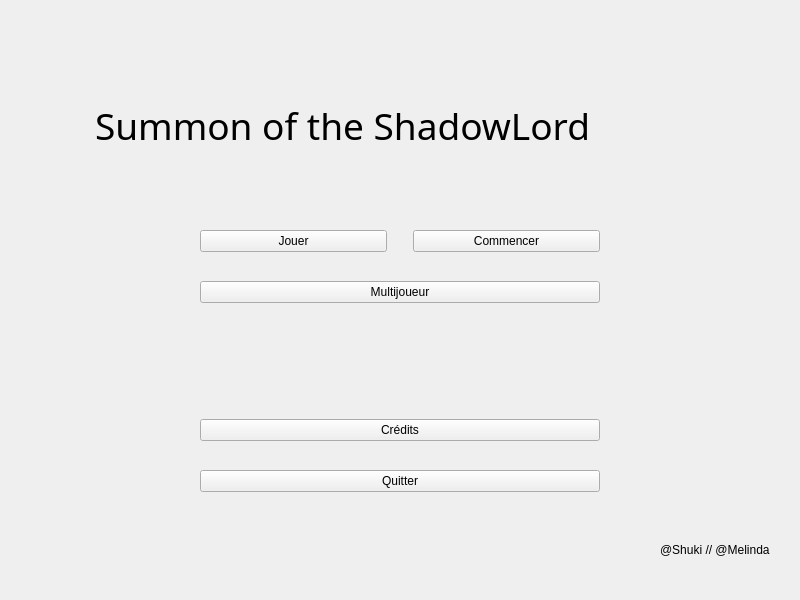
This is Data/ui_LauncherScreen.ui in Shuki-Bouh/Summon-of-the-Shadowlord as Qt 5 draws it before an edit. The edited form follows.
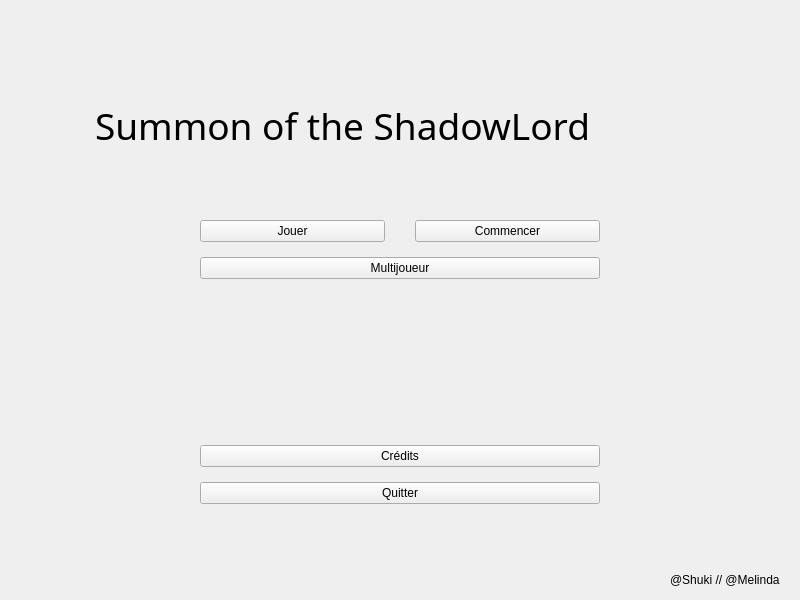
This is the edited form.

Commit message: @David/aka/melinda

Diff of the .ui file:
```diff
--- a/Data/ui_LauncherScreen.ui
+++ b/Data/ui_LauncherScreen.ui
@@ -44,9 +44,9 @@
       <height>284</height>
      </rect>
     </property>
-    <layout class="QVBoxLayout" name="verticalLayout_2">
+    <layout class="QVBoxLayout" name="verticalLayout_2" stretch="10,1,10,50,10,1,10">
      <item>
-      <layout class="QHBoxLayout" name="horizontalLayout">
+      <layout class="QHBoxLayout" name="horizontalLayout" stretch="10,1,10">
        <property name="topMargin">
         <number>0</number>
        </property>
@@ -58,20 +58,7 @@
         </widget>
        </item>
        <item>
-        <spacer name="horizontalSpacer">
-         <property name="orientation">
-          <enum>Qt::Horizontal</enum>
-         </property>
-         <property name="sizeType">
-          <enum>QSizePolicy::Fixed</enum>
-         </property>
-         <property name="sizeHint" stdset="0">
-          <size>
-           <width>20</width>
-           <height>20</height>
-          </size>
-         </property>
-        </spacer>
+        <widget class="QWidget" name="widget" native="true"/>
        </item>
        <item>
         <widget class="QPushButton" name="bouton_start">
@@ -92,20 +79,7 @@
       </layout>
      </item>
      <item>
-      <spacer name="verticalSpacer_3">
-       <property name="orientation">
-        <enum>Qt::Vertical</enum>
-       </property>
-       <property name="sizeType">
-        <enum>QSizePolicy::Fixed</enum>
-       </property>
-       <property name="sizeHint" stdset="0">
-        <size>
-         <width>20</width>
-         <height>13</height>
-        </size>
-       </property>
-      </spacer>
+      <widget class="QWidget" name="widget_4" native="true"/>
      </item>
      <item>
       <widget class="QPushButton" name="bouton_multi">
@@ -115,20 +89,7 @@
       </widget>
      </item>
      <item>
-      <spacer name="verticalSpacer">
-       <property name="orientation">
-        <enum>Qt::Vertical</enum>
-       </property>
-       <property name="sizeType">
-        <enum>QSizePolicy::Fixed</enum>
-       </property>
-       <property name="sizeHint" stdset="0">
-        <size>
-         <width>13</width>
-         <height>100</height>
-        </size>
-       </property>
-      </spacer>
+      <widget class="QWidget" name="widget_3" native="true"/>
      </item>
      <item>
       <widget class="QPushButton" name="bouton_credits">
@@ -138,20 +99,7 @@
       </widget>
      </item>
      <item>
-      <spacer name="verticalSpacer_2">
-       <property name="orientation">
-        <enum>Qt::Vertical</enum>
-       </property>
-       <property name="sizeType">
-        <enum>QSizePolicy::Fixed</enum>
-       </property>
-       <property name="sizeHint" stdset="0">
-        <size>
-         <width>13</width>
-         <height>13</height>
-        </size>
-       </property>
-      </spacer>
+      <widget class="QWidget" name="widget_2" native="true"/>
      </item>
      <item>
       <widget class="QPushButton" name="bouton_quit">
@@ -184,8 +132,8 @@
    <widget class="QLabel" name="nom_createurs">
     <property name="geometry">
      <rect>
-      <x>660</x>
-      <y>540</y>
+      <x>670</x>
+      <y>570</y>
       <width>120</width>
       <height>20</height>
      </rect>
```
Left out of the diff: 10 changed lines with no effect on the pictures. The commit also changes 2 other files.
